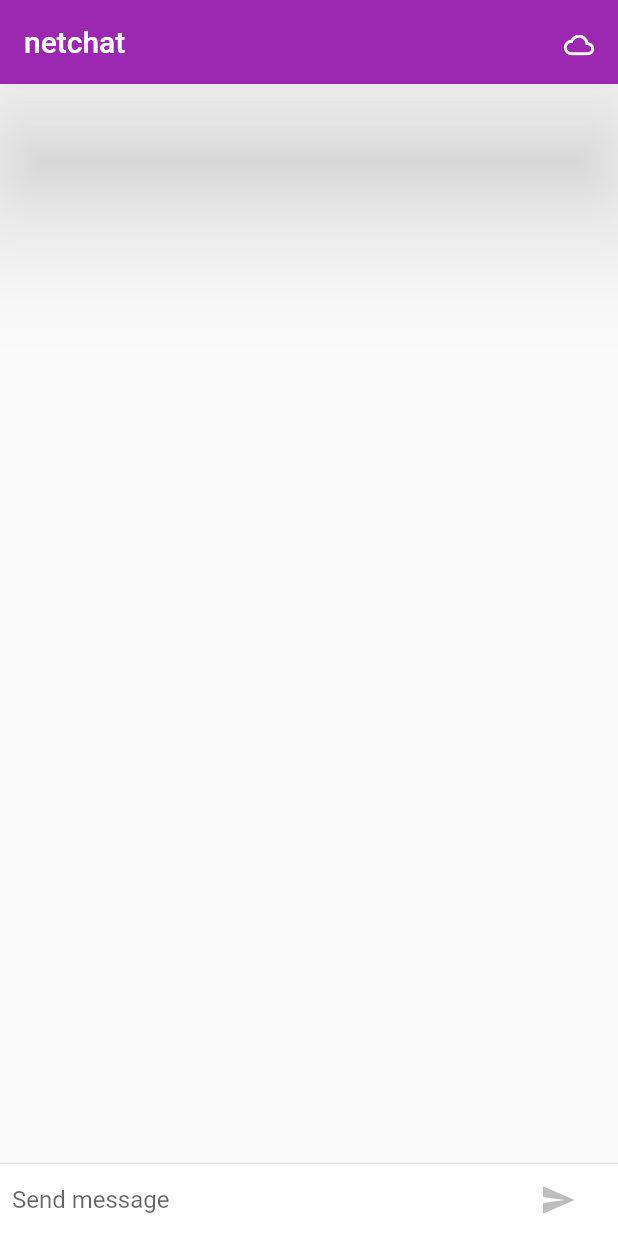
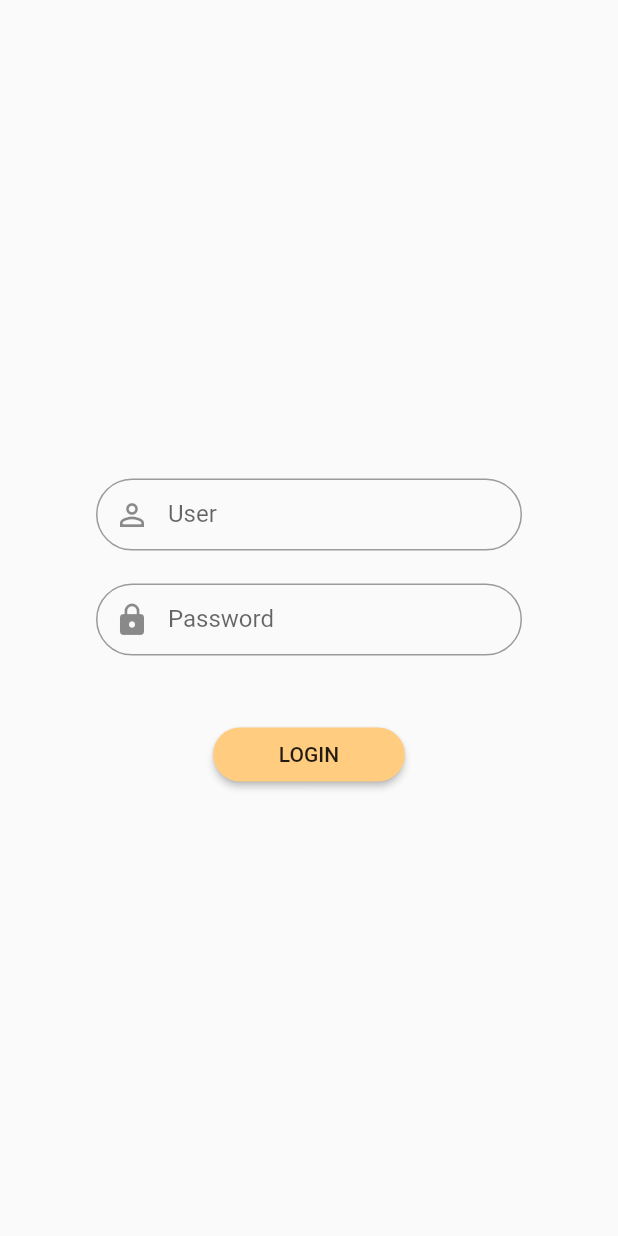
Before and after one commit to cfanatic/flutter-netchat, a Flutter app: the screen it shows after launch, on a phone screen of 412 x 824 dp. Run offline on Flutter 3.47's test engine with Material 2 defaults, Android fonts, the phone set to English and light mode, and no system bars.

Commit message:
Add login screen

```diff
--- a/lib/main.dart
+++ b/lib/main.dart
@@ -28,11 +28,125 @@ class Netchat extends StatelessWidget {
       theme: Theme.of(context).platform == TargetPlatform.iOS
           ? iOSTheme
           : androidTheme,
-      initialRoute: "/",
+      initialRoute: "login",
       routes: {
-        "/": (context) => ChatScreen(title: title),
-        "settings": (context) => ChatSettings(title: title),
+        "login": (context) => ChatLogin(title: ""),
+        "home": (context) => ChatScreen(title: ""),
+        "settings": (context) => ChatSettings(title: "Settings"),
       },
+    );
+  }
+}
+
+class ChatLogin extends StatefulWidget {
+  ChatLogin({Key key, this.title}) : super(key: key);
+
+  final String title;
+
+  @override
+  _ChatLoginState createState() => _ChatLoginState();
+}
+
+class _ChatLoginState extends State<ChatLogin> {
+  // create a global key that uniquely identifies the Form widget and allows validation of the form
+  // GlobalKey is the recommended way to access a form, however if you have a more complex widget tree, you can also use "Form.of()"
+  final _formKey = GlobalKey<FormState>();
+  bool _autoValidate = false;
+
+  @override
+  Widget build(BuildContext context) {
+    // Form widget acts as a container for grouping and validating multiple form fields
+    return Scaffold(
+      body: Form(
+          autovalidate: _autoValidate,
+          key: _formKey,
+          child: Column(
+            mainAxisAlignment: MainAxisAlignment.center,
+            children: <Widget>[
+              Container(
+                padding: const EdgeInsets.symmetric(
+                    horizontal: 64.0, vertical: 22.0),
+                child: Theme(
+                  data: Theme.of(context)
+                      .copyWith(primaryColor: Colors.orange[200]),
+                  child: TextFormField(
+                    keyboardType: TextInputType.text,
+                    decoration: InputDecoration(
+                        contentPadding: EdgeInsets.symmetric(
+                          vertical: 8.0,
+                        ),
+                        border: OutlineInputBorder(
+                          borderRadius: const BorderRadius.horizontal(
+                            left: const Radius.circular(32.0),
+                            right: const Radius.circular(32.0),
+                          ),
+                        ),
+                        prefixIcon: Icon(Icons.perm_identity),
+                        labelText: "User",
+                        fillColor: Colors.white70),
+                    onSaved: (text) => null,
+                    validator: (text) {
+                      if (text.isEmpty)
+                        return "Missing user";
+                      else
+                        return null;
+                    },
+                  ),
+                ),
+              ),
+              Container(
+                padding: const EdgeInsets.symmetric(horizontal: 64.0),
+                child: Theme(
+                  data: Theme.of(context)
+                      .copyWith(primaryColor: Colors.orange[200]),
+                  child: TextFormField(
+                    decoration: InputDecoration(
+                        contentPadding: EdgeInsets.symmetric(
+                          vertical: 8.0,
+                        ),
+                        border: OutlineInputBorder(
+                          borderRadius: const BorderRadius.horizontal(
+                            left: const Radius.circular(32.0),
+                            right: const Radius.circular(32.0),
+                          ),
+                        ),
+                        prefixIcon: Icon(Icons.lock),
+                        labelText: "Password",
+                        fillColor: Colors.white70),
+                    obscureText: true,
+                    onSaved: (text) => null,
+                    validator: (text) {
+                      if (text.isEmpty)
+                        return "Incorrect password";
+                      else
+                        return null;
+                    },
+                  ),
+                ),
+              ),
+              Container(
+                padding: EdgeInsets.only(top: 42.0),
+                child: SizedBox(
+                  width: 128,
+                  child: RaisedButton(
+                    color: Colors.orange[200],
+                    child: Text("Login".toUpperCase()),
+                    shape: RoundedRectangleBorder(
+                      borderRadius: BorderRadius.circular(24.0),
+                    ),
+                    onPressed: () {
+                      if (_formKey.currentState.validate()) {
+                        _formKey.currentState.save();
+                        Navigator.of(context).pushReplacementNamed("home");
+                      } else {
+                        setState(() => _autoValidate = true);
+                      }
+                    },
+                  ),
+                ),
+              ),
+            ],
+          )),
     );
   }
 }
@@ -122,14 +236,14 @@ class _ChatScreenState extends State<ChatScreen> with TickerProviderStateMixin {
         actions: <Widget>[
           Padding(
             padding:
-                const EdgeInsets.symmetric(horizontal: 16.0, vertical: 20.0),
+                const EdgeInsets.symmetric(horizontal: 16.0, vertical: 18.0),
             child: GestureDetector(
               onTap: () => Navigator.pushNamed(context, "settings"),
               child: Tooltip(
                 message: "Settings",
                 child: Icon(
                   Icons.cloud_queue,
-                  size: 20.0,
+                  size: 24.0,
                 ),
               ),
             ),
@@ -156,7 +270,7 @@ class _ChatScreenState extends State<ChatScreen> with TickerProviderStateMixin {
               // "ListView.builder()" constructor creates items as they are scrolled onto the screen
               // the in-place callback function returns a widget at each call
               child: ListView.builder(
-                padding: EdgeInsets.all(8.0),
+                padding: const EdgeInsets.all(8.0),
                 reverse: true,
                 itemBuilder: (BuildContext context, int index) =>
                     _messages[index],
@@ -227,7 +341,7 @@ class _ChatScreenState extends State<ChatScreen> with TickerProviderStateMixin {
           ),
           Container(
               // units here are logical pixels that get translated into a specific number of physical pixels
-              margin: EdgeInsets.symmetric(horizontal: 8.0),
+              margin: const EdgeInsets.symmetric(horizontal: 8.0),
               child: Theme.of(context).platform == TargetPlatform.iOS
                   ? AnimatedBuilder(
                       animation: _animationButton,
```
